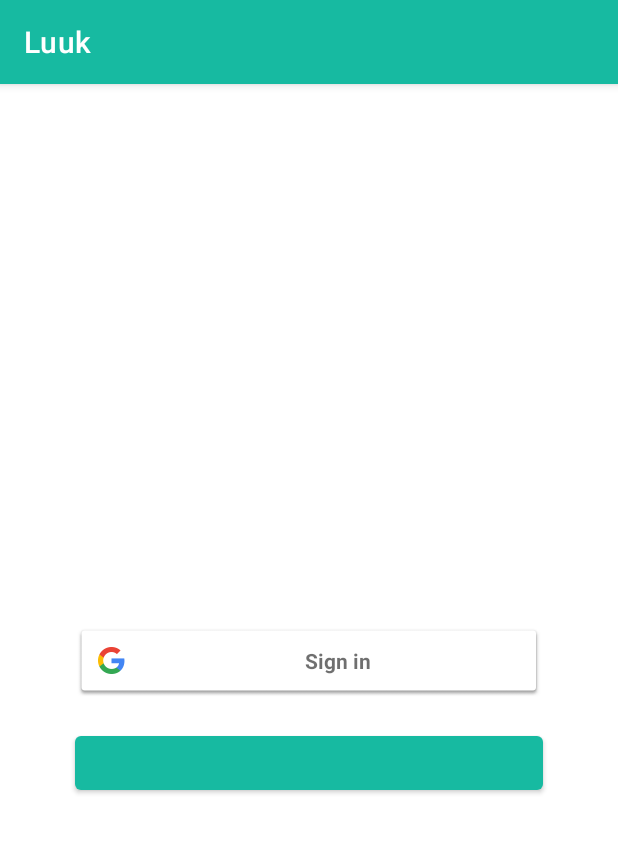
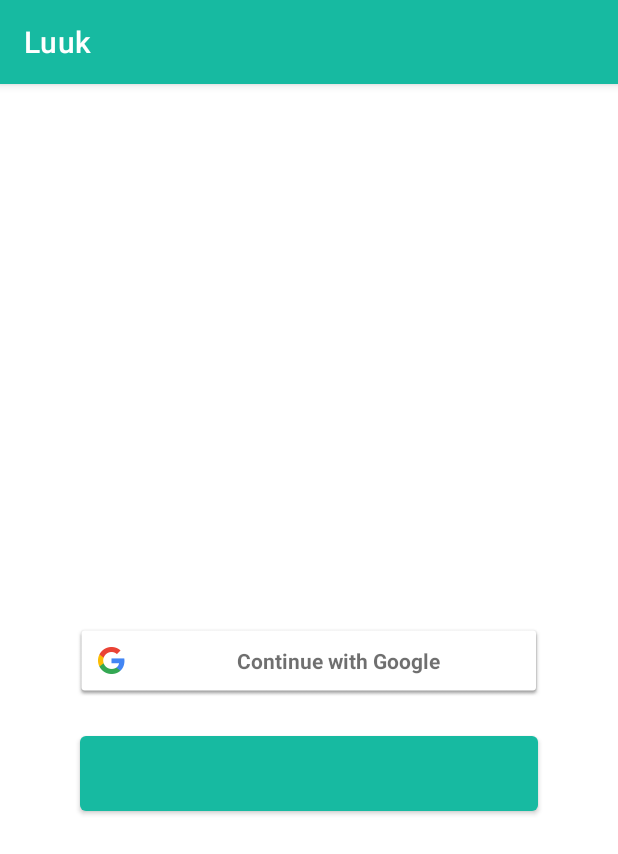
Before and after one commit to otikev/luuk, an Android app: the screen it shows after launch (SignInActivity), on a phone screen of 412 x 824 dp. Shown: the top 854 px of the screen. Run offline under Robolectric (Android 15) with nearby library versions, the phone set to English and light mode, and no system bars; our stand-ins replace navigation-ui; libraries missing offline, so code that uses them is left out: com.facebook, com.facebook.appevents, com.facebook.login; plain views replace LoginButton; 9 statements that could not run were skipped.

Commit message:
Add logout functionality

```diff
--- a/android/app/src/main/java/com/elmenture/luuk/AuthenticatedActivity.java
+++ b/android/app/src/main/java/com/elmenture/luuk/AuthenticatedActivity.java
@@ -4,6 +4,8 @@ import android.content.Intent;
 import android.os.Bundle;
 
 import androidx.annotation.Nullable;
+
+import com.facebook.login.LoginManager;
 
 public class AuthenticatedActivity extends BaseActivity {
 
@@ -19,6 +21,8 @@ public class AuthenticatedActivity extends BaseActivity {
     }
 
     protected  void logout(){
+        LoginManager.getInstance().logOut();
+        mGoogleSignInClient.signOut();
         //TODO:
         Intent intent = new Intent(this, SignInActivity.class);
         startActivity(intent);
--- a/android/app/src/main/java/com/elmenture/luuk/SignInActivity.java
+++ b/android/app/src/main/java/com/elmenture/luuk/SignInActivity.java
@@ -3,6 +3,7 @@ package com.elmenture.luuk;
 import android.content.Intent;
 import android.os.Bundle;
 import android.view.View;
+import android.widget.TextView;
 
 import androidx.annotation.Nullable;
 
@@ -39,6 +40,8 @@ public class SignInActivity extends BaseActivity {
 
         btnGoogle = findViewById(R.id.btnGoogle);
         btnGoogle.setSize(SignInButton.SIZE_STANDARD);
+        TextView textView = (TextView) btnGoogle.getChildAt(0);
+        textView.setText("Continue with Google");
 
         setupClickListeners();
     }
--- a/android/app/src/main/res/layout/activity_sign_in.xml
+++ b/android/app/src/main/res/layout/activity_sign_in.xml
@@ -23,9 +23,12 @@
         android:id="@+id/btnFacebook"
         android:layout_width="match_parent"
         android:layout_height="wrap_content"
-        android:layout_marginLeft="50dp"
-        android:layout_marginRight="50dp"
+        android:layout_marginLeft="53dp"
+        android:layout_marginRight="53dp"
         android:layout_marginTop="20dp"
+        android:paddingTop="15dp"
+        android:paddingBottom="15dp"
+        android:paddingLeft="20dp"
         app:layout_constraintLeft_toLeftOf="@+id/btnGoogle"
         app:layout_constraintRight_toRightOf="@+id/btnGoogle"
         app:layout_constraintTop_toBottomOf="@+id/btnGoogle"
```
